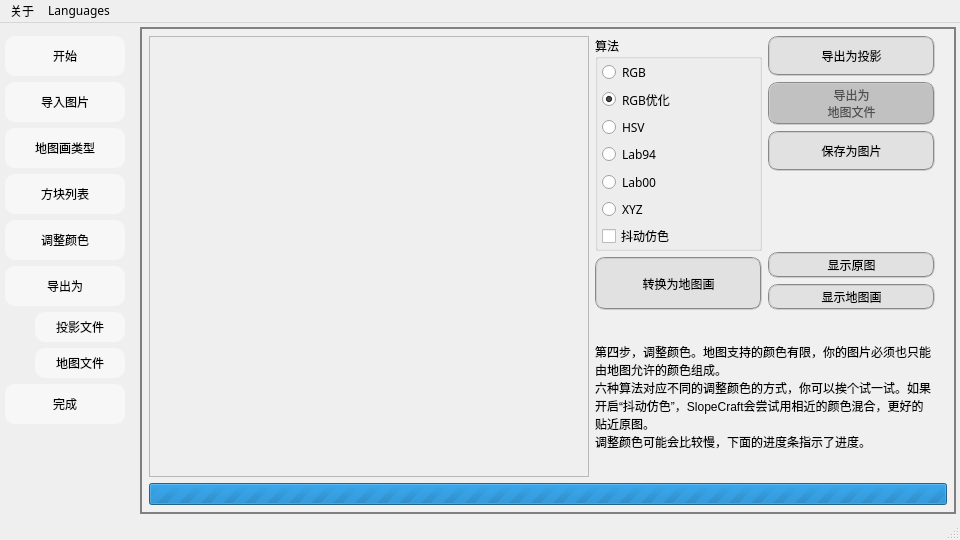
This is others/mainwindow.ui in SlopeCraft/SlopeCraft as Qt 5 draws it before an edit. The edited form follows.
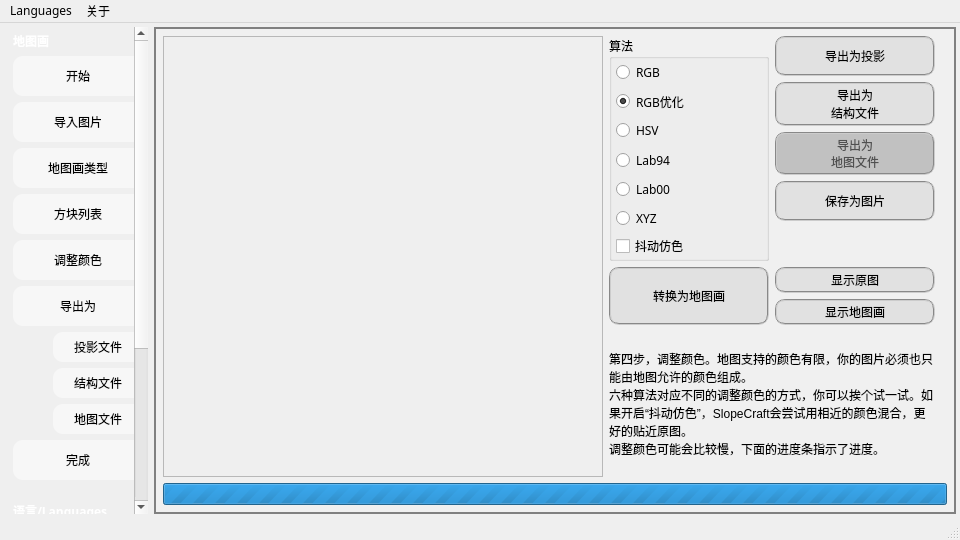
This is the edited form. Icons and pictures are not drawn.

What changed in the file:
```diff
--- a/others/mainwindow.ui
+++ b/others/mainwindow.ui
@@ -83,15 +83,31 @@
      <number>4</number>
     </property>
     <item>
-     <widget class="QWidget" name="showWorkFlow" native="true">
+     <widget class="QScrollArea" name="LeftScroll">
+      <property name="sizePolicy">
+       <sizepolicy hsizetype="Minimum" vsizetype="Preferred">
+        <horstretch>0</horstretch>
+        <verstretch>0</verstretch>
+       </sizepolicy>
+      </property>
+      <property name="minimumSize">
+       <size>
+        <width>0</width>
+        <height>0</height>
+       </size>
+      </property>
       <property name="styleSheet">
-       <string notr="true">QPushButton:enabled{
-border:2px;
-border-radius:10px;
-padding:2px 4px;
-background-color: rgba(255, 255, 255,128);
-color: rgb(0, 0, 0);
-font: 9pt &quot;微软雅黑&quot;;
+       <string notr="true">#LeftScroll ,#LeftScrollArea{
+	background-color: rgba(255, 255, 255, 0);
+}
+
+QPushButton:enabled{
+	border:2px;
+	border-radius:10px;
+	padding:2px 4px;
+	background-color: rgba(255, 255, 255,128);
+	color: rgb(0, 0, 0);
+	font: 9pt &quot;微软雅黑&quot;;
 }
 
 QPushButton:!enabled{
@@ -125,10 +141,69 @@
 
 /**/</string>
       </property>
-      <layout class="QVBoxLayout" name="StepProgress">
+      <property name="frameShape">
+       <enum>QFrame::NoFrame</enum>
+      </property>
+      <property name="horizontalScrollBarPolicy">
+       <enum>Qt::ScrollBarAlwaysOff</enum>
+      </property>
+      <property name="widgetResizable">
+       <bool>true</bool>
+      </property>
+      <property name="alignment">
+       <set>Qt::AlignCenter</set>
+      </property>
+      <widget class="QWidget" name="LeftScrollArea">
+       <property name="geometry">
+        <rect>
+         <x>0</x>
+         <y>0</y>
+         <width>152</width>
+         <height>720</height>
+        </rect>
+       </property>
+       <property name="sizePolicy">
+        <sizepolicy hsizetype="Minimum" vsizetype="Preferred">
+         <horstretch>0</horstretch>
+         <verstretch>0</verstretch>
+        </sizepolicy>
+       </property>
+       <property name="minimumSize">
+        <size>
+         <width>0</width>
+         <height>0</height>
+        </size>
+       </property>
+       <property name="autoFillBackground">
+        <bool>false</bool>
+       </property>
+       <property name="styleSheet">
+        <string notr="true"/>
+       </property>
+       <layout class="QVBoxLayout" name="verticalLayout_8">
        <property name="leftMargin">
-        <number>1</number>
-       </property>
+         <number>9</number>
+        </property>
+        <property name="topMargin">
+         <number>5</number>
+        </property>
+        <property name="rightMargin">
+         <number>5</number>
+        </property>
+        <property name="bottomMargin">
+         <number>9</number>
+        </property>
+        <item>
+         <widget class="QLabel" name="label_24">
+          <property name="text">
+           <string>&lt;!DOCTYPE HTML PUBLIC &quot;-//W3C//DTD HTML 4.0//EN&quot; &quot;http://www.w3.org/TR/REC-html40/strict.dtd&quot;&gt;
+&lt;html&gt;&lt;head&gt;&lt;meta name=&quot;qrichtext&quot; content=&quot;1&quot; /&gt;&lt;meta charset=&quot;utf-8&quot; /&gt;&lt;style type=&quot;text/css&quot;&gt;
+p, li { white-space: pre-wrap; }
+&lt;/style&gt;&lt;/head&gt;&lt;body style=&quot; font-family:'Microsoft YaHei UI'; font-size:9pt; font-weight:400; font-style:normal;&quot;&gt;
+&lt;p style=&quot; margin-top:12px; margin-bottom:12px; margin-left:0px; margin-right:0px; -qt-block-indent:0; text-indent:0px;&quot;&gt;&lt;span style=&quot; font-weight:700; color:#ffffff;&quot;&gt;地图画&lt;/span&gt;&lt;/p&gt;&lt;/body&gt;&lt;/html&gt;</string>
+          </property>
+         </widget>
+        </item>
        <item>
         <widget class="QPushButton" name="progressStart">
          <property name="sizePolicy">
@@ -152,7 +227,7 @@
         <widget class="QPushButton" name="progressImPic">
          <property name="minimumSize">
           <size>
-           <width>120</width>
+            <width>100</width>
            <height>40</height>
           </size>
          </property>
@@ -220,29 +295,10 @@
         </widget>
        </item>
        <item>
-        <layout class="QGridLayout" name="_2">
+         <layout class="QGridLayout" name="Exports">
          <property name="topMargin">
           <number>0</number>
          </property>
-         <item row="1" column="1">
-          <widget class="QPushButton" name="progressExData">
-           <property name="sizePolicy">
-            <sizepolicy hsizetype="Expanding" vsizetype="Preferred">
-             <horstretch>0</horstretch>
-             <verstretch>0</verstretch>
-            </sizepolicy>
-           </property>
-           <property name="minimumSize">
-            <size>
-             <width>90</width>
-             <height>30</height>
-            </size>
-           </property>
-           <property name="text">
-            <string>地图文件</string>
-           </property>
-          </widget>
-         </item>
          <item row="0" column="1">
           <widget class="QPushButton" name="progressExLite">
            <property name="sizePolicy">
@@ -262,6 +318,25 @@
            </property>
           </widget>
          </item>
+          <item row="2" column="1">
+           <widget class="QPushButton" name="progressExData">
+            <property name="sizePolicy">
+             <sizepolicy hsizetype="Expanding" vsizetype="Preferred">
+              <horstretch>0</horstretch>
+              <verstretch>0</verstretch>
+             </sizepolicy>
+            </property>
+            <property name="minimumSize">
+             <size>
+              <width>90</width>
+              <height>30</height>
+             </size>
+            </property>
+            <property name="text">
+             <string>地图文件</string>
+            </property>
+           </widget>
+          </item>
          <item row="0" column="0">
           <spacer name="horizontalSpacer_63">
            <property name="orientation">
@@ -275,6 +350,19 @@
            </property>
           </spacer>
          </item>
+          <item row="1" column="1">
+           <widget class="QPushButton" name="progressExStructure">
+            <property name="minimumSize">
+             <size>
+              <width>90</width>
+              <height>30</height>
+             </size>
+            </property>
+            <property name="text">
+             <string>结构文件</string>
+            </property>
+           </widget>
+          </item>
         </layout>
        </item>
        <item>
@@ -291,7 +379,73 @@
         </widget>
        </item>
        <item>
-        <spacer name="verticalSpacer">
+         <widget class="QLabel" name="label_25">
+          <property name="text">
+           <string>&lt;html&gt;&lt;head/&gt;&lt;body&gt;&lt;p&gt;&lt;br/&gt;&lt;span style=&quot; font-weight:700; color:#ffffff;&quot;&gt;语言/Languages&lt;/span&gt;&lt;/p&gt;&lt;/body&gt;&lt;/html&gt;</string>
+          </property>
+         </widget>
+        </item>
+        <item>
+         <widget class="QPushButton" name="progressChinese">
+          <property name="minimumSize">
+           <size>
+            <width>0</width>
+            <height>40</height>
+           </size>
+          </property>
+          <property name="text">
+           <string>简体中文</string>
+          </property>
+         </widget>
+        </item>
+        <item>
+         <widget class="QPushButton" name="progressEnglish">
+          <property name="minimumSize">
+           <size>
+            <width>0</width>
+            <height>40</height>
+           </size>
+          </property>
+          <property name="text">
+           <string>English</string>
+          </property>
+         </widget>
+        </item>
+        <item>
+         <widget class="QLabel" name="label_26">
+          <property name="text">
+           <string>&lt;html&gt;&lt;head/&gt;&lt;body&gt;&lt;p&gt;&lt;br/&gt;&lt;span style=&quot; font-weight:700; color:#ffffff;&quot;&gt;联系作者&lt;/span&gt;&lt;/p&gt;&lt;/body&gt;&lt;/html&gt;</string>
+          </property>
+         </widget>
+        </item>
+        <item>
+         <widget class="QPushButton" name="progressG">
+          <property name="minimumSize">
+           <size>
+            <width>0</width>
+            <height>40</height>
+           </size>
+          </property>
+          <property name="text">
+           <string>GitHub</string>
+          </property>
+         </widget>
+        </item>
+        <item>
+         <widget class="QPushButton" name="progressB">
+          <property name="minimumSize">
+           <size>
+            <width>0</width>
+            <height>40</height>
+           </size>
+          </property>
+          <property name="text">
+           <string>BiliBili</string>
+          </property>
+         </widget>
+        </item>
+        <item>
+         <spacer name="verticalSpacer_4">
          <property name="orientation">
           <enum>Qt::Vertical</enum>
          </property>
@@ -304,6 +458,7 @@
         </spacer>
        </item>
       </layout>
+      </widget>
      </widget>
     </item>
     <item>
@@ -8970,12 +9125,292 @@
         <property name="bottomMargin">
          <number>9</number>
         </property>
+        <item row="2" column="0" colspan="4">
+         <widget class="QProgressBar" name="ShowProgressABbar">
+          <property name="sizePolicy">
+           <sizepolicy hsizetype="Expanding" vsizetype="Minimum">
+            <horstretch>0</horstretch>
+            <verstretch>0</verstretch>
+           </sizepolicy>
+          </property>
+          <property name="minimumSize">
+           <size>
+            <width>0</width>
+            <height>15</height>
+           </size>
+          </property>
+          <property name="contextMenuPolicy">
+           <enum>Qt::DefaultContextMenu</enum>
+          </property>
+          <property name="accessibleName">
+           <string/>
+          </property>
+          <property name="accessibleDescription">
+           <string/>
+          </property>
+          <property name="autoFillBackground">
+           <bool>false</bool>
+          </property>
+          <property name="styleSheet">
+           <string notr="true"/>
+          </property>
+          <property name="maximum">
+           <number>0</number>
+          </property>
+          <property name="value">
+           <number>0</number>
+          </property>
+          <property name="format">
+           <string notr="true">%p%</string>
+          </property>
+         </widget>
+        </item>
         <item row="1" column="1">
-         <layout class="QGridLayout" name="gridLayout_7" rowstretch="4,1,3">
+         <layout class="QGridLayout" name="gridLayout_7" rowstretch="0,0,0,0,1">
           <property name="leftMargin">
            <number>0</number>
           </property>
-          <item row="0" column="0">
+          <item row="4" column="0" colspan="2">
+           <widget class="QLabel" name="label_10">
+            <property name="sizePolicy">
+             <sizepolicy hsizetype="Preferred" vsizetype="Expanding">
+              <horstretch>0</horstretch>
+              <verstretch>0</verstretch>
+             </sizepolicy>
+            </property>
+            <property name="text">
+             <string>第四步，调整颜色。地图支持的颜色有限，你的图片必须也只能由地图允许的颜色组成。
+六种算法对应不同的调整颜色的方式，你可以挨个试一试。如果开启“抖动仿色”，SlopeCraft会尝试用相近的颜色混合，更好的贴近原图。
+调整颜色可能会比较慢，下面的进度条指示了进度。</string>
+            </property>
+            <property name="wordWrap">
+             <bool>true</bool>
+            </property>
+           </widget>
+          </item>
+          <item row="0" column="1" rowspan="2">
+           <layout class="QVBoxLayout" name="verticalLayout">
+            <item>
+             <widget class="QPushButton" name="ExLite">
+              <property name="sizePolicy">
+               <sizepolicy hsizetype="Preferred" vsizetype="Preferred">
+                <horstretch>0</horstretch>
+                <verstretch>0</verstretch>
+               </sizepolicy>
+              </property>
+              <property name="minimumSize">
+               <size>
+                <width>100</width>
+                <height>40</height>
+               </size>
+              </property>
+              <property name="maximumSize">
+               <size>
+                <width>32767</width>
+                <height>32767</height>
+               </size>
+              </property>
+              <property name="font">
+               <font>
+                <family>微软雅黑</family>
+                <pointsize>9</pointsize>
+               </font>
+              </property>
+              <property name="text">
+               <string>导出为投影</string>
+              </property>
+             </widget>
+            </item>
+            <item>
+             <widget class="QPushButton" name="ExStructure">
+              <property name="minimumSize">
+               <size>
+                <width>0</width>
+                <height>40</height>
+               </size>
+              </property>
+              <property name="text">
+               <string>导出为
+结构文件</string>
+              </property>
+             </widget>
+            </item>
+            <item>
+             <widget class="QPushButton" name="ExData">
+              <property name="enabled">
+               <bool>false</bool>
+              </property>
+              <property name="sizePolicy">
+               <sizepolicy hsizetype="Preferred" vsizetype="Preferred">
+                <horstretch>0</horstretch>
+                <verstretch>0</verstretch>
+               </sizepolicy>
+              </property>
+              <property name="minimumSize">
+               <size>
+                <width>100</width>
+                <height>40</height>
+               </size>
+              </property>
+              <property name="maximumSize">
+               <size>
+                <width>32767</width>
+                <height>32767</height>
+               </size>
+              </property>
+              <property name="font">
+               <font>
+                <family>微软雅黑</family>
+               </font>
+              </property>
+              <property name="text">
+               <string>导出为
+地图文件</string>
+              </property>
+             </widget>
+            </item>
+            <item>
+             <widget class="QPushButton" name="ExImage">
+              <property name="sizePolicy">
+               <sizepolicy hsizetype="Preferred" vsizetype="Preferred">
+                <horstretch>0</horstretch>
+                <verstretch>0</verstretch>
+               </sizepolicy>
+              </property>
+              <property name="minimumSize">
+               <size>
+                <width>100</width>
+                <height>40</height>
+               </size>
+              </property>
+              <property name="maximumSize">
+               <size>
+                <width>32767</width>
+                <height>32767</height>
+               </size>
+              </property>
+              <property name="font">
+               <font>
+                <family>微软雅黑</family>
+               </font>
+              </property>
+              <property name="text">
+               <string>保存为图片</string>
+              </property>
+             </widget>
+            </item>
+            <item>
+             <spacer name="verticalSpacer_3">
+              <property name="orientation">
+               <enum>Qt::Vertical</enum>
+              </property>
+              <property name="sizeHint" stdset="0">
+               <size>
+                <width>20</width>
+                <height>40</height>
+               </size>
+              </property>
+             </spacer>
+            </item>
+           </layout>
+          </item>
+          <item row="2" column="1">
+           <widget class="QPushButton" name="ShowRaw">
+            <property name="sizePolicy">
+             <sizepolicy hsizetype="Preferred" vsizetype="Preferred">
+              <horstretch>0</horstretch>
+              <verstretch>0</verstretch>
+             </sizepolicy>
+            </property>
+            <property name="minimumSize">
+             <size>
+              <width>100</width>
+              <height>20</height>
+             </size>
+            </property>
+            <property name="maximumSize">
+             <size>
+              <width>32767</width>
+              <height>16777215</height>
+             </size>
+            </property>
+            <property name="font">
+             <font>
+              <family>微软雅黑</family>
+              <pointsize>9</pointsize>
+             </font>
+            </property>
+            <property name="text">
+             <string>显示原图</string>
+            </property>
+           </widget>
+          </item>
+          <item row="3" column="1">
+           <widget class="QPushButton" name="ShowAdjed">
+            <property name="sizePolicy">
+             <sizepolicy hsizetype="Preferred" vsizetype="Preferred">
+              <horstretch>0</horstretch>
+              <verstretch>0</verstretch>
+             </sizepolicy>
+            </property>
+            <property name="minimumSize">
+             <size>
+              <width>100</width>
+              <height>20</height>
+             </size>
+            </property>
+            <property name="maximumSize">
+             <size>
+              <width>32767</width>
+              <height>16777215</height>
+             </size>
+            </property>
+            <property name="font">
+             <font>
+              <family>微软雅黑</family>
+              <pointsize>9</pointsize>
+             </font>
+            </property>
+            <property name="text">
+             <string>显示地图画</string>
+            </property>
+           </widget>
+          </item>
+          <item row="2" column="0" rowspan="2">
+           <widget class="QPushButton" name="AdjPicColor">
+            <property name="sizePolicy">
+             <sizepolicy hsizetype="Preferred" vsizetype="Preferred">
+              <horstretch>0</horstretch>
+              <verstretch>0</verstretch>
+             </sizepolicy>
+            </property>
+            <property name="minimumSize">
+             <size>
+              <width>100</width>
+              <height>40</height>
+             </size>
+            </property>
+            <property name="maximumSize">
+             <size>
+              <width>32767</width>
+              <height>16777215</height>
+             </size>
+            </property>
+            <property name="font">
+             <font>
+              <family>微软雅黑</family>
+              <pointsize>9</pointsize>
+             </font>
+            </property>
+            <property name="text">
+             <string>转换为地图画</string>
+            </property>
+            <property name="flat">
+             <bool>false</bool>
+            </property>
+           </widget>
+          </item>
+          <item row="0" column="0" rowspan="2">
            <widget class="QGroupBox" name="ColorSpace">
             <property name="sizePolicy">
              <sizepolicy hsizetype="Preferred" vsizetype="Preferred">
@@ -9147,267 +9582,7 @@
             </layout>
            </widget>
           </item>
-          <item row="2" column="0" colspan="2">
-           <widget class="QLabel" name="label_10">
-            <property name="sizePolicy">
-             <sizepolicy hsizetype="Preferred" vsizetype="Expanding">
-              <horstretch>0</horstretch>
-              <verstretch>0</verstretch>
-             </sizepolicy>
-            </property>
-            <property name="text">
-             <string>第四步，调整颜色。地图支持的颜色有限，你的图片必须也只能由地图允许的颜色组成。
-六种算法对应不同的调整颜色的方式，你可以挨个试一试。如果开启“抖动仿色”，SlopeCraft会尝试用相近的颜色混合，更好的贴近原图。
-调整颜色可能会比较慢，下面的进度条指示了进度。</string>
-            </property>
-            <property name="wordWrap">
-             <bool>true</bool>
-            </property>
-           </widget>
-          </item>
-          <item row="1" column="0">
-           <widget class="QPushButton" name="AdjPicColor">
-            <property name="sizePolicy">
-             <sizepolicy hsizetype="Preferred" vsizetype="Preferred">
-              <horstretch>0</horstretch>
-              <verstretch>0</verstretch>
-             </sizepolicy>
-            </property>
-            <property name="minimumSize">
-             <size>
-              <width>100</width>
-              <height>40</height>
-             </size>
-            </property>
-            <property name="maximumSize">
-             <size>
-              <width>32767</width>
-              <height>16777215</height>
-             </size>
-            </property>
-            <property name="font">
-             <font>
-              <family>微软雅黑</family>
-              <pointsize>9</pointsize>
-             </font>
-            </property>
-            <property name="text">
-             <string>转换为地图画</string>
-            </property>
-            <property name="flat">
-             <bool>false</bool>
-            </property>
-           </widget>
-          </item>
-          <item row="0" column="1" rowspan="2">
-           <layout class="QVBoxLayout" name="verticalLayout">
-            <item>
-             <widget class="QPushButton" name="ExLite">
-              <property name="sizePolicy">
-               <sizepolicy hsizetype="Preferred" vsizetype="Preferred">
-                <horstretch>0</horstretch>
-                <verstretch>0</verstretch>
-               </sizepolicy>
-              </property>
-              <property name="minimumSize">
-               <size>
-                <width>100</width>
-                <height>40</height>
-               </size>
-              </property>
-              <property name="maximumSize">
-               <size>
-                <width>32767</width>
-                <height>32767</height>
-               </size>
-              </property>
-              <property name="font">
-               <font>
-                <family>微软雅黑</family>
-                <pointsize>9</pointsize>
-               </font>
-              </property>
-              <property name="text">
-               <string>导出为投影</string>
-              </property>
-             </widget>
-            </item>
-            <item>
-             <widget class="QPushButton" name="ExData">
-              <property name="enabled">
-               <bool>false</bool>
-              </property>
-              <property name="sizePolicy">
-               <sizepolicy hsizetype="Preferred" vsizetype="Preferred">
-                <horstretch>0</horstretch>
-                <verstretch>0</verstretch>
-               </sizepolicy>
-              </property>
-              <property name="minimumSize">
-               <size>
-                <width>100</width>
-                <height>40</height>
-               </size>
-              </property>
-              <property name="maximumSize">
-               <size>
-                <width>32767</width>
-                <height>32767</height>
-               </size>
-              </property>
-              <property name="font">
-               <font>
-                <family>微软雅黑</family>
-               </font>
-              </property>
-              <property name="text">
-               <string>导出为
-地图文件</string>
-              </property>
-             </widget>
-            </item>
-            <item>
-             <widget class="QPushButton" name="ExImage">
-              <property name="sizePolicy">
-               <sizepolicy hsizetype="Preferred" vsizetype="Preferred">
-                <horstretch>0</horstretch>
-                <verstretch>0</verstretch>
-               </sizepolicy>
-              </property>
-              <property name="minimumSize">
-               <size>
-                <width>100</width>
-                <height>40</height>
-               </size>
-              </property>
-              <property name="maximumSize">
-               <size>
-                <width>32767</width>
-                <height>32767</height>
-               </size>
-              </property>
-              <property name="font">
-               <font>
-                <family>微软雅黑</family>
-               </font>
-              </property>
-              <property name="text">
-               <string>保存为图片</string>
-              </property>
-             </widget>
-            </item>
-            <item>
-             <spacer name="verticalSpacer_3">
-              <property name="orientation">
-               <enum>Qt::Vertical</enum>
-              </property>
-              <property name="sizeHint" stdset="0">
-               <size>
-                <width>20</width>
-                <height>40</height>
-               </size>
-              </property>
-             </spacer>
-            </item>
-            <item>
-             <widget class="QPushButton" name="ShowRaw">
-              <property name="sizePolicy">
-               <sizepolicy hsizetype="Preferred" vsizetype="Preferred">
-                <horstretch>0</horstretch>
-                <verstretch>0</verstretch>
-               </sizepolicy>
-              </property>
-              <property name="minimumSize">
-               <size>
-                <width>100</width>
-                <height>20</height>
-               </size>
-              </property>
-              <property name="maximumSize">
-               <size>
-                <width>32767</width>
-                <height>16777215</height>
-               </size>
-              </property>
-              <property name="font">
-               <font>
-                <family>微软雅黑</family>
-                <pointsize>9</pointsize>
-               </font>
-              </property>
-              <property name="text">
-               <string>显示原图</string>
-              </property>
-             </widget>
-            </item>
-            <item>
-             <widget class="QPushButton" name="ShowAdjed">
-              <property name="sizePolicy">
-               <sizepolicy hsizetype="Preferred" vsizetype="Preferred">
-                <horstretch>0</horstretch>
-                <verstretch>0</verstretch>
-               </sizepolicy>
-              </property>
-              <property name="minimumSize">
-               <size>
-                <width>100</width>
-                <height>20</height>
-               </size>
-              </property>
-              <property name="maximumSize">
-               <size>
-                <width>32767</width>
-                <height>16777215</height>
-               </size>
-              </property>
-              <property name="font">
-               <font>
-                <family>微软雅黑</family>
-                <pointsize>9</pointsize>
-               </font>
-              </property>
-              <property name="text">
-               <string>显示地图画</string>
-              </property>
-             </widget>
-            </item>
-           </layout>
-          </item>
-         </layout>
-        </item>
-        <item row="2" column="0" colspan="4">
-         <widget class="QProgressBar" name="ShowProgressABbar">
-          <property name="minimumSize">
-           <size>
-            <width>0</width>
-            <height>15</height>
-           </size>
-          </property>
-          <property name="contextMenuPolicy">
-           <enum>Qt::DefaultContextMenu</enum>
-          </property>
-          <property name="accessibleName">
-           <string/>
-          </property>
-          <property name="accessibleDescription">
-           <string/>
-          </property>
-          <property name="autoFillBackground">
-           <bool>false</bool>
-          </property>
-          <property name="styleSheet">
-           <string notr="true"/>
-          </property>
-          <property name="maximum">
-           <number>0</number>
-          </property>
-          <property name="value">
-           <number>0</number>
-          </property>
-          <property name="format">
-           <string notr="true">%p%</string>
-          </property>
-         </widget>
+         </layout>
         </item>
         <item row="1" column="0">
          <widget class="QLabel" name="ShowPic">
@@ -10592,7 +10767,7 @@
      <x>0</x>
      <y>0</y>
      <width>960</width>
-     <height>22</height>
+     <height>21</height>
     </rect>
    </property>
    <widget class="QMenu" name="menuAbout">
@@ -10617,8 +10792,8 @@
     <addaction name="actionChinese"/>
     <addaction name="actionEnglish"/>
    </widget>
-   <addaction name="menuAbout"/>
    <addaction name="menuLanguages"/>
+   <addaction name="menuAbout"/>
   </widget>
   <widget class="QStatusBar" name="statusbar"/>
   <action name="actionOpen">
```
Left out of the diff: 25 changed lines with no effect on the pictures. Lines whose indentation alone changed are shown as unchanged.
